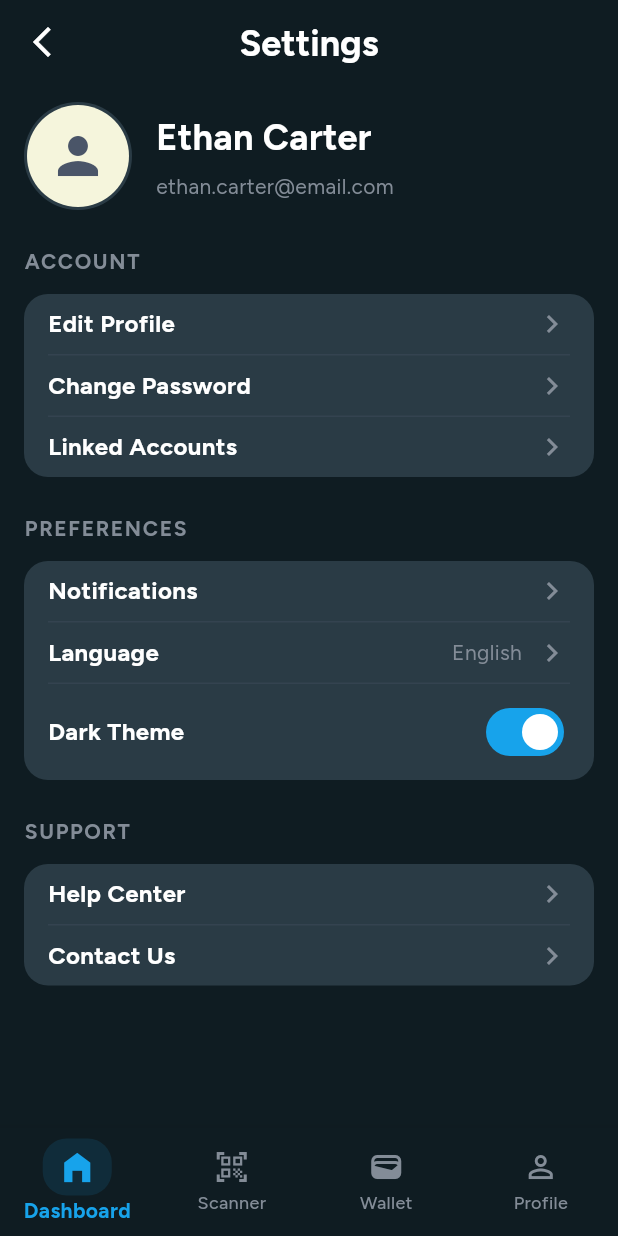
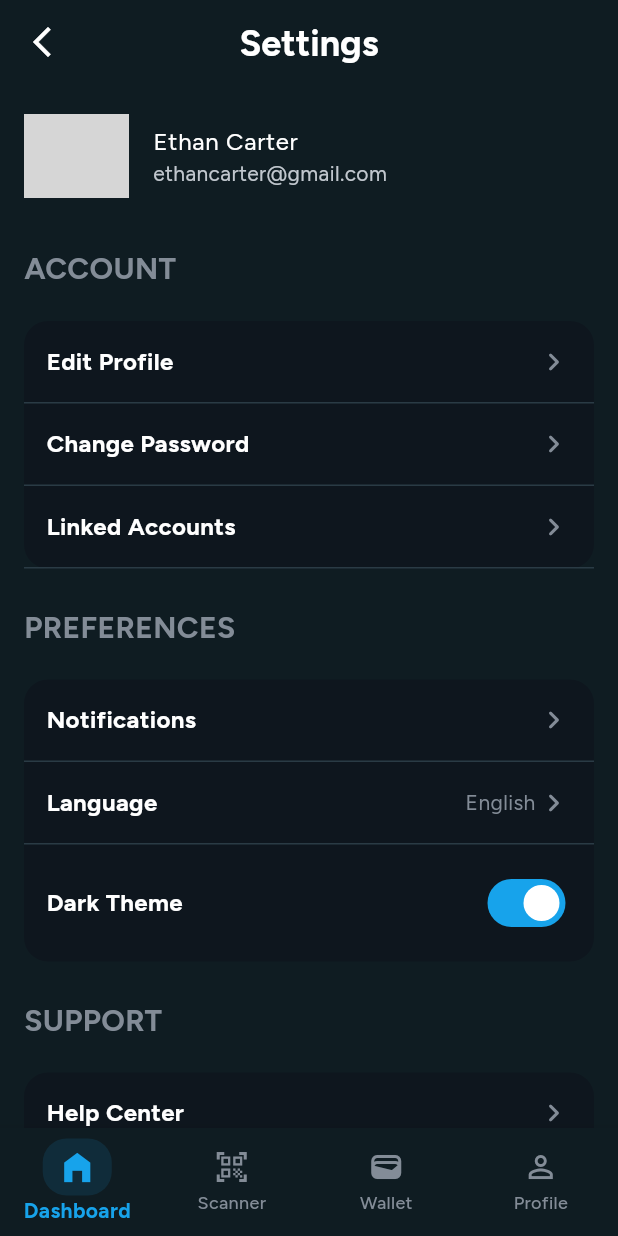
Before and after one commit to SherazAli-67/flixbit, a Flutter app: the ProfilePage screen opened by its route, on a phone screen of 412 x 824 dp. Run offline on Flutter 3.47's test engine with Material 3 defaults, Android fonts, the phone set to English and light mode, and no system bars; our stand-ins replace cached_network_image, cloud_firestore, confetti, firebase_auth, firebase_core, firebase_storage and 5 more; missing offline and left inert: mobile_scanner; accounts and stored records are empty; network calls fail; project files that could hold a hidden picture were left out; grey boxes are pictures that could not be loaded.

Commit message:
UI Development
1. Profile Page UI Development completed

```diff
--- a/lib/src/features/main_menu/profile_page.dart
+++ b/lib/src/features/main_menu/profile_page.dart
@@ -1,3 +1,5 @@
+import 'package:cached_network_image/cached_network_image.dart';
+import 'package:flixbit/src/res/app_icons.dart';
 import 'package:flutter/material.dart';
 import '../../res/app_colors.dart';
 import '../../res/apptextstyles.dart';
@@ -31,175 +33,94 @@ class _ProfilePageState extends State<ProfilePage> {
           padding: const EdgeInsets.symmetric(horizontal: 16, vertical: 12),
           child: Column(
             crossAxisAlignment: CrossAxisAlignment.start,
+            spacing: 25,
             children: [
-              _ProfileHeader(),
-              const SizedBox(height: 24),
-              _SectionTitle(title: 'ACCOUNT'),
-              const SizedBox(height: 12),
-              _SectionCard(
+              ListTile(
+                contentPadding: EdgeInsets.zero,
+                leading: CircleAvatar(
+                  radius: 35,
+                  backgroundImage: CachedNetworkImageProvider(AppIcons.icDummyProfileUrl),
+                ),
+                title: Text("Ethan Carter"),
+                subtitle: Text("ethancarter@gmail.com"),
+              ),
+              _buildSectionTitleWidget(
+                  title: 'ACCOUNT',
                   children: [
-                  _ArrowTile(title: 'Edit Profile'),
-                  const _SectionDivider(),
-                  _ArrowTile(title: 'Change Password'),
-                  const _SectionDivider(),
-                  _ArrowTile(title: 'Linked Accounts'),
-                ],
-              ),
-              const SizedBox(height: 24),
-              _SectionTitle(title: 'PREFERENCES'),
-              const SizedBox(height: 12),
-              _SectionCard(
+                    _buildSectionItemWidget(title: 'Edit Profile', onTap: (){}),
+                    _buildSectionItemWidget(title: 'Change Password', onTap: (){}),
+                    _buildSectionItemWidget(title: 'Linked Accounts', onTap: (){}),
+                  ]),
+
+              _buildSectionTitleWidget(
+                  title: 'PREFERENCES',
                   children: [
-                  _ArrowTile(title: 'Notifications'),
-                  const _SectionDivider(),
-                  _ValueArrowTile(title: 'Language', value: 'English'),
-                  const _SectionDivider(),
+                    _buildSectionItemWidget(title: 'Notifications', onTap: () {}),
+                    _buildSectionItemWidget(title: 'Language', onTap: () {}, trailingText: 'English'),
                     _SwitchTile(
                         title: 'Dark Theme',
                         value: isDarkTheme,
-                    onChanged: (v) => setState(() => isDarkTheme = v),
-                  ),
-                ],
-              ),
-              const SizedBox(height: 24),
-              _SectionTitle(title: 'SUPPORT'),
-              const SizedBox(height: 12),
-              _SectionCard(
-                children: const [
-                  _ArrowTile(title: 'Help Center'),
-                  _SectionDivider(),
-                  _ArrowTile(title: 'Contact Us'),
-                ],
-              ),
+                        onChanged: (val) => setState(() => isDarkTheme = val)),
+                  ]),
+
+              _buildSectionTitleWidget(
+                  title: 'SUPPORT',
+                  children: [
+                    _buildSectionItemWidget(title: 'Help Center', onTap: (){}),
+                    _buildSectionItemWidget(title: 'Contact Us', onTap: (){}),
+                    _buildSectionItemWidget(title: 'Privacy Policy', onTap: (){}),
+                  ]),
             ],
           ),
         ),
       ),
     );
   }
-}
 
-class _ProfileHeader extends StatelessWidget {
-  @override
-  Widget build(BuildContext context) {
-    return Row(
-      crossAxisAlignment: CrossAxisAlignment.center,
+  Widget _buildSectionItemWidget({required String title, required VoidCallback onTap, String? trailingText}) {
+    return GestureDetector(
+      onTap: onTap,
+      child: Column(
         children: [
-        CircleAvatar(
-          radius: 36,
-          backgroundColor: AppColors.cardBgColor,
-          child: CircleAvatar(
-            radius: 34,
-            backgroundColor: AppColors.avatarBgColor,
-            child: Icon(Icons.person, color: AppColors.darkGreyColor, size: 40),
-          ),
-        ),
-        const SizedBox(width: 16),
-        Expanded(
-          child: Column(
-            crossAxisAlignment: CrossAxisAlignment.start,
-            spacing: 6,
+          Padding(
+            padding: const EdgeInsets.all(15.0),
+            child: Row(
+              mainAxisAlignment: MainAxisAlignment.spaceBetween,
               children: [
-              Text('Ethan Carter', style: AppTextStyles.headingTextStyle3),
-              Text(
-                'ethan.carter@email.com',
-                style: AppTextStyles.smallTextStyle.copyWith(
-                  color: AppColors.unSelectedGreyColor,
-                ),
-              ),
+                Text(title, style: AppTextStyles.tileTitleTextStyle,),
+                Row(
+                  children: [
+                    if(trailingText != null)
+                      Text(trailingText, style: AppTextStyles.smallTextStyle.copyWith(color: AppColors.unSelectedGreyColor),),
+                    Icon(Icons.navigate_next_rounded)
+                  ],
+                )
               ],
             ),
           ),
+          Container(
+            height: 1,
+            width: double.infinity,
+            color: AppColors.cardBgColor,
+          )
         ],
-    );
-  }
-}
-
-class _SectionTitle extends StatelessWidget {
-  final String title;
-  const _SectionTitle({required this.title});
-
-  @override
-  Widget build(BuildContext context) {
-    return Text(
-      title,
-      style: AppTextStyles.smallBoldTextStyle.copyWith(
-        color: AppColors.unSelectedGreyColor,
-        letterSpacing: 1.1,
       ),
     );
   }
-}
 
-class _SectionCard extends StatelessWidget {
-  final List<Widget> children;
-  const _SectionCard({required this.children});
-
-  @override
-  Widget build(BuildContext context) {
-    return Container(
+  _buildSectionTitleWidget({required String title, required List<Widget> children}) {
+    return Column(
+      spacing: 20,
+      crossAxisAlignment: CrossAxisAlignment.start,
+      children: [
+        Text(title, style: AppTextStyles.subHeadingTextStyle.copyWith(color: AppColors.unSelectedGreyColor),),
+        Container(
           decoration: BoxDecoration(
-        color: AppColors.cardBgColor,
+            color: AppColors.cardDarkBgColor,
             borderRadius: BorderRadius.circular(16),
           ),
-      child: Padding(
-        padding: const EdgeInsets.symmetric(horizontal: 16, vertical: 8),
           child: Column(crossAxisAlignment: CrossAxisAlignment.start, children: children),
-      ),
-    );
-  }
-}
-
-class _SectionDivider extends StatelessWidget {
-  const _SectionDivider();
-
-  @override
-  Widget build(BuildContext context) {
-    return Container(
-      margin: const EdgeInsets.symmetric(vertical: 8),
-      height: 1,
-      color: AppColors.darkGreyColor.withOpacity(0.3),
-    );
-  }
-}
-
-class _ArrowTile extends StatelessWidget {
-  final String title;
-  const _ArrowTile({required this.title});
-
-  @override
-  Widget build(BuildContext context) {
-    return Row(
-      crossAxisAlignment: CrossAxisAlignment.center,
-      mainAxisAlignment: MainAxisAlignment.spaceBetween,
-      children: [
-        Expanded(
-          child: Text(title, style: AppTextStyles.tileTitleTextStyle),
-        ),
-        Icon(Icons.chevron_right, color: AppColors.unSelectedGreyColor),
-      ],
-    );
-  }
-}
-
-class _ValueArrowTile extends StatelessWidget {
-  final String title;
-  final String value;
-  const _ValueArrowTile({required this.title, required this.value});
-
-  @override
-  Widget build(BuildContext context) {
-    return Row(
-      crossAxisAlignment: CrossAxisAlignment.center,
-      children: [
-        Expanded(child: Text(title, style: AppTextStyles.tileTitleTextStyle)),
-        Row(spacing: 8, children: [
-          Text(
-            value,
-            style: AppTextStyles.smallTextStyle.copyWith(color: AppColors.unSelectedGreyColor),
-          ),
-          Icon(Icons.chevron_right, color: AppColors.unSelectedGreyColor),
-        ]),
+        )
       ],
     );
   }
@@ -214,7 +135,9 @@ class _SwitchTile extends StatelessWidget {
 
   @override
   Widget build(BuildContext context) {
-    return Row(
+    return Padding(
+      padding: const EdgeInsets.all(15.0),
+      child: Row(
         crossAxisAlignment: CrossAxisAlignment.center,
         mainAxisAlignment: MainAxisAlignment.spaceBetween,
         children: [
@@ -228,6 +151,7 @@ class _SwitchTile extends StatelessWidget {
             inactiveTrackColor: AppColors.darkGreyColor,
           ),
         ],
+      ),
     );
   }
 }
--- a/lib/src/res/app_colors.dart
+++ b/lib/src/res/app_colors.dart
@@ -5,6 +5,7 @@ class AppColors {
   static const  primaryColor = Color(0xff17a3eb);
   static const unSelectedGreyColor = Color(0xff838c97);
   static const cardBgColor =  Color(0xff2a3b45);
+  static const cardDarkBgColor = Color(0xff0e161e);
   static const whiteColor = Color(0xffffffff);
   static const buttonBlueColor = Color(0xff1e5f99);
   static const lightBlueColor = Color(0xff4a9eff);
```
Lines whose indentation alone changed are shown as unchanged.
